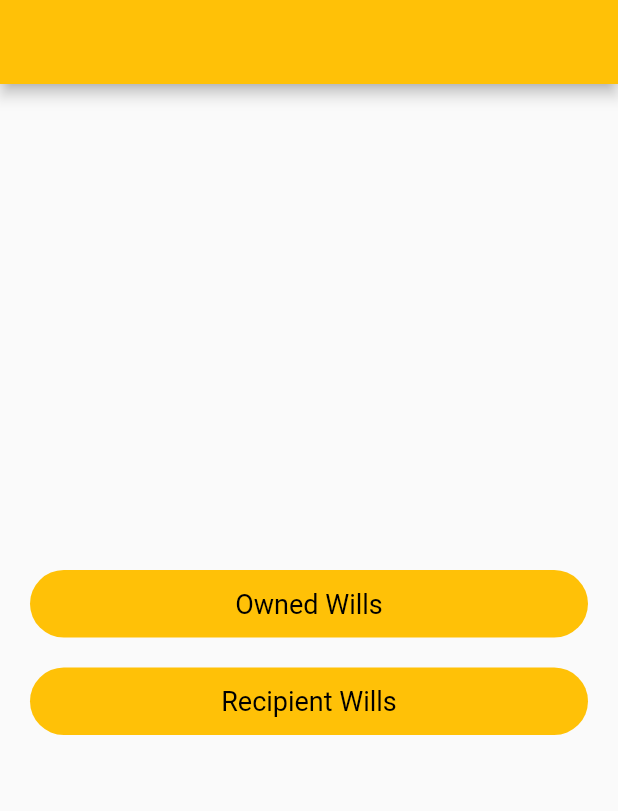
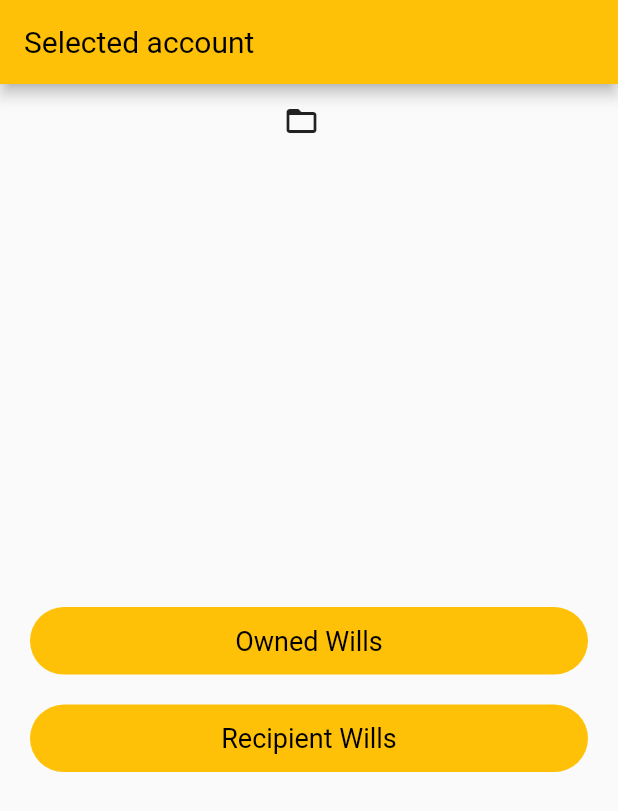
Before and after one commit to rodrigoschaefer/smart_will_client, a Flutter app: the AccountHomePage screen opened directly with empty values, on a phone screen of 412 x 824 dp. Shown: the top 811 px of the screen. Run offline on Flutter 3.47's test engine with Material 2 defaults, Android fonts, the phone set to English and light mode, and no system bars; our stand-ins replace convert, datetime_picker_formfield, flutter_secure_storage, hive_flutter; missing offline and left inert: web3dart; accounts and stored records are empty.

```diff
--- a/lib/features/account/presentation/account_home_page.dart
+++ b/lib/features/account/presentation/account_home_page.dart
@@ -1,8 +1,8 @@
 import 'package:flutter/material.dart';
 import 'package:smart_will_client/core/presentation/widgets/rounded_button.dart';
+import 'package:smart_will_client/core/util/size_utils.dart';
 import 'package:smart_will_client/core/util/utils.dart';
-import 'package:smart_will_client/features/will/data/datasources/will_local_rpc_datasource.dart';
-import 'package:smart_will_client/features/will/data/repositories/will_repository_local_impl.dart';
+
 import 'package:smart_will_client/features/will/domain/repositories/will_repository.dart';
 
 import 'account_owned_wills_page.dart';
@@ -10,25 +10,41 @@ import 'account_recipient_wills_page.dart';
 
 class AccountHomePage extends StatelessWidget {
   const AccountHomePage(
-      {Key? key, required this.title, required this.willRepository})
+      {Key? key, required this.accountAddress, required this.willRepository})
       : super(key: key);
   final WillRepository willRepository;
-
-  final String title;
+  final String accountAddress;
 
   @override
   Widget build(BuildContext context) {
     return Scaffold(
       appBar: AppBar(
-        title: Text(
-          title,
-          maxLines: 2,
-          style: TextStyle(fontSize: 14),
+        title: const Text(
+          'Selected account',
         ),
       ),
-      body: Padding(
+      body:
+          Column(mainAxisAlignment: MainAxisAlignment.start, children: <Widget>[
+        Container(
+          alignment: Alignment.center,
+          child: Row(
+            mainAxisAlignment: MainAxisAlignment.center,
+            children: [
+              const Icon(Icons.folder_open),
+              const SizedBox(
+                width: 10,
+              ),
+              Text(
+                accountAddress,
+              )
+            ],
+          ),
+          width: double.infinity,
+          height: SizeUtils.verticalBlockSize * 6,
+        ),
+        Expanded(
+          child: Padding(
               padding: const EdgeInsets.symmetric(horizontal: 20, vertical: 20),
-          child: Center(
               child: Column(
                 mainAxisAlignment: MainAxisAlignment.center,
                 children: <Widget>[
@@ -36,7 +52,10 @@ class AccountHomePage extends StatelessWidget {
                     text: 'Owned Wills',
                     backgroundColor: Colors.amber,
                     onTap: () => Utils.navigateToPage(
-                      context, AccountOwnedWillsPage(title, willRepository)),
+                        context,
+                        AccountOwnedWillsPage(
+                            address: accountAddress,
+                            willRepository: willRepository)),
                   ),
                   const SizedBox(
                     height: 20,
@@ -44,15 +63,19 @@ class AccountHomePage extends StatelessWidget {
                   RoundedButton(
                     text: 'Recipient Wills',
                     backgroundColor: Colors.amber,
-                  onTap: () => Utils.navigateToPage(context,
-                      AccountRecipientWillsPage(title, willRepository)),
+                    onTap: () => Utils.navigateToPage(
+                        context,
+                        AccountRecipientWillsPage(
+                            address: accountAddress,
+                            willRepository: willRepository)),
                   ),
                   const SizedBox(
                     height: 10,
                   ),
                 ],
+              )),
         ),
-          )),
+      ]),
     );
   }
 }
```
Also changed, not shown: lib/core/presentation/home_page.dart (+5 -6 lines), lib/features/account/presentation/account_owned_wills_page.dart (+7 -10 lines), lib/features/account/presentation/account_recipient_wills_page.dart (+5 -9 lines), lib/main.dart (+8 -3 lines). Lines whose indentation alone changed are shown as unchanged.
